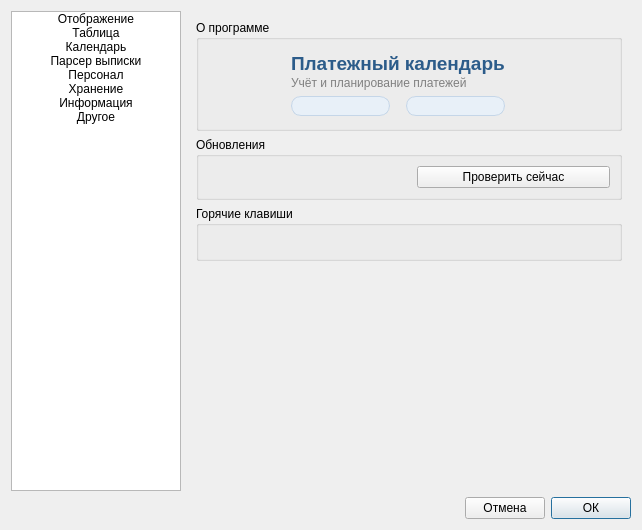
Qt form designer/ui/settingsdialog.ui (Aleee/FinanceCalender) before a commit.
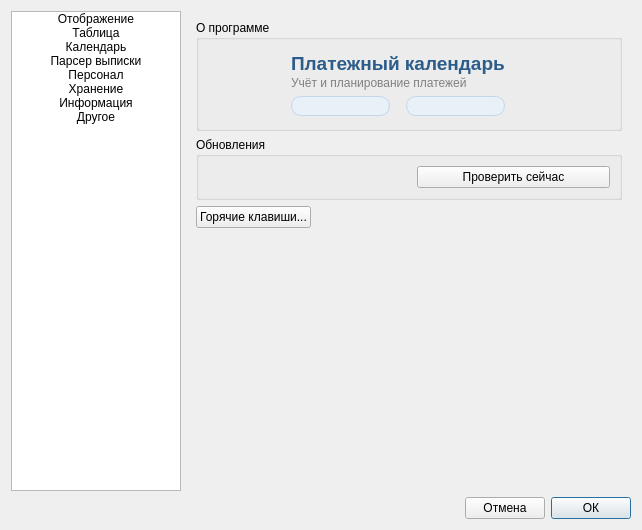
The same form after that commit. Icons and pictures are not drawn. Custom widgets are drawn as their Qt base class.

Commit message: feat: add additional hotkeys

Diff of the .ui file:
```diff
--- a/designer/ui/settingsdialog.ui
+++ b/designer/ui/settingsdialog.ui
@@ -1638,23 +1638,28 @@
         </widget>
        </item>
        <item row="2" column="0">
-        <widget class="QGroupBox" name="gb_hotkeys">
-         <property name="title">
-          <string>Горячие клавиши</string>
-         </property>
-         <layout class="QVBoxLayout" name="verticalLayout_hotkeys">
+        <layout class="QHBoxLayout" name="horizontalLayout_hotkeys">
           <item>
-           <widget class="QLabel" name="la_hotkeys">
-            <property name="textFormat">
-             <enum>Qt::TextFormat::RichText</enum>
-            </property>
-            <property name="alignment">
-             <set>Qt::AlignmentFlag::AlignLeading|Qt::AlignmentFlag::AlignLeft|Qt::AlignmentFlag::AlignTop</set>
+          <widget class="QPushButton" name="pb_hotkeys">
+           <property name="text">
+            <string>Горячие клавиши...</string>
             </property>
            </widget>
           </item>
-         </layout>
-        </widget>
+         <item>
+          <spacer name="horizontalSpacer_hotkeys">
+           <property name="orientation">
+            <enum>Qt::Orientation::Horizontal</enum>
+           </property>
+           <property name="sizeHint" stdset="0">
+            <size>
+             <width>40</width>
+             <height>20</height>
+            </size>
+           </property>
+          </spacer>
+         </item>
+        </layout>
        </item>
        <item row="3" column="0">
         <spacer name="verticalSpacer_10">
```
Lines whose indentation alone changed are shown as unchanged. The commit also changes 5 other files.
